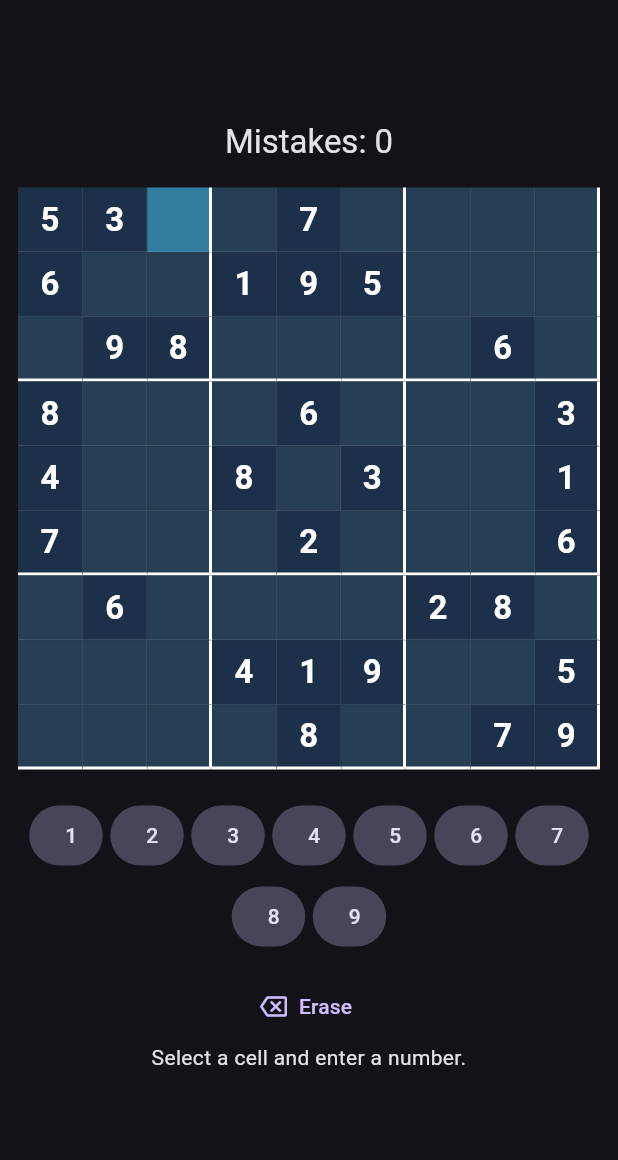
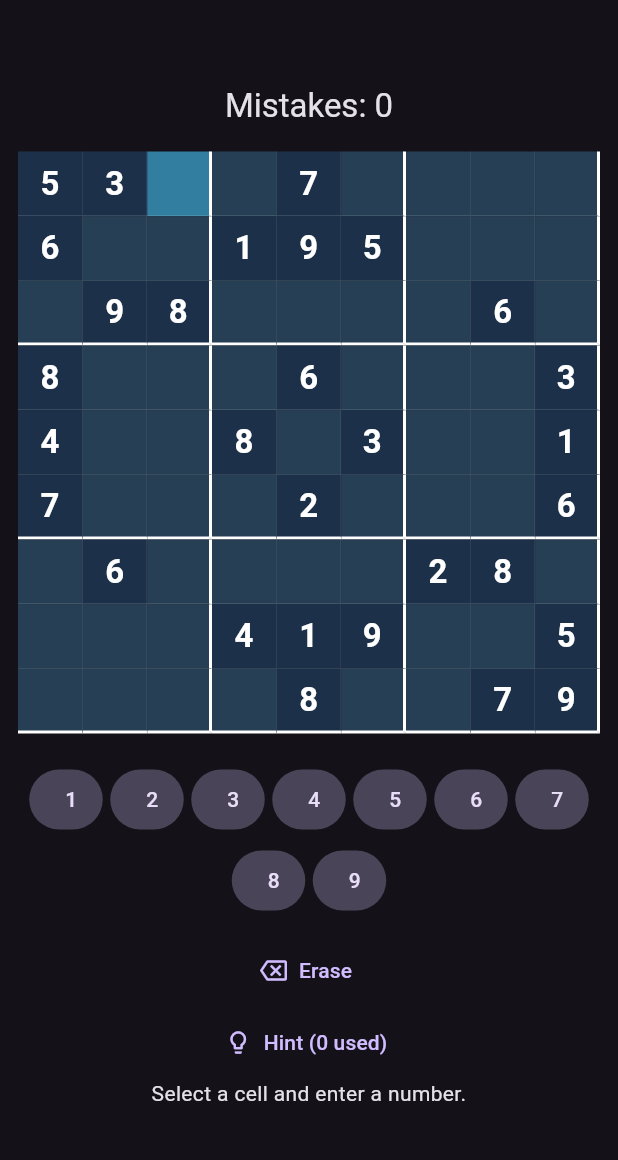
Before and after one commit to taktemurr-ops/game-005-sudoku-master, a Flutter app: the screen it shows after launch, on a phone screen of 412 x 824 dp, the part 63-1223 px from its top. Run offline on Flutter 3.47's test engine with Material 3 defaults, Android fonts, the phone set to English and light mode, and no system bars.

Commit message:
feat: expose Sudoku hint action

```diff
--- a/lib/main.dart
+++ b/lib/main.dart
@@ -90,6 +90,17 @@ class _SudokuScreenState extends State<SudokuScreen> {
             icon: const Icon(Icons.backspace_outlined),
             label: const Text('Erase'),
           ),
+          TextButton.icon(
+            onPressed: game.complete ? null : () => setState(() {
+              final hint = game.revealHint();
+              if (hint != null) {
+                selectedRow = hint.$1;
+                selectedColumn = hint.$2;
+              }
+            }),
+            icon: const Icon(Icons.lightbulb_outline),
+            label: Text('Hint (${game.hintsUsed} used)'),
+          ),
           Text(game.complete ? 'Puzzle solved!' : 'Select a cell and enter a number.',
             textAlign: TextAlign.center),
         ])),
```
